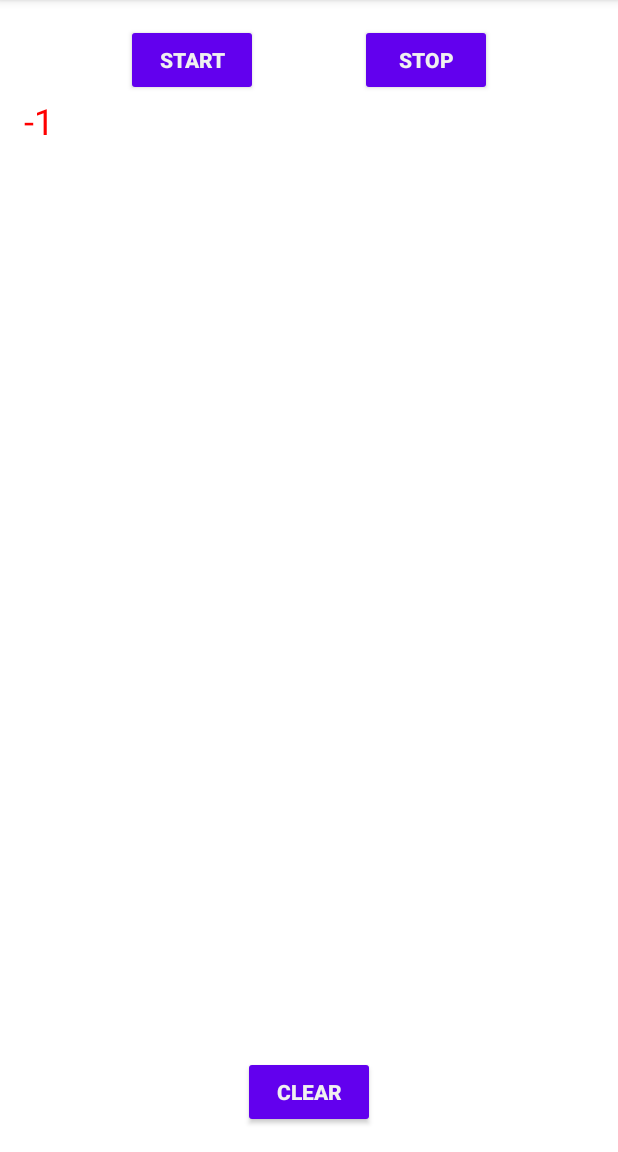
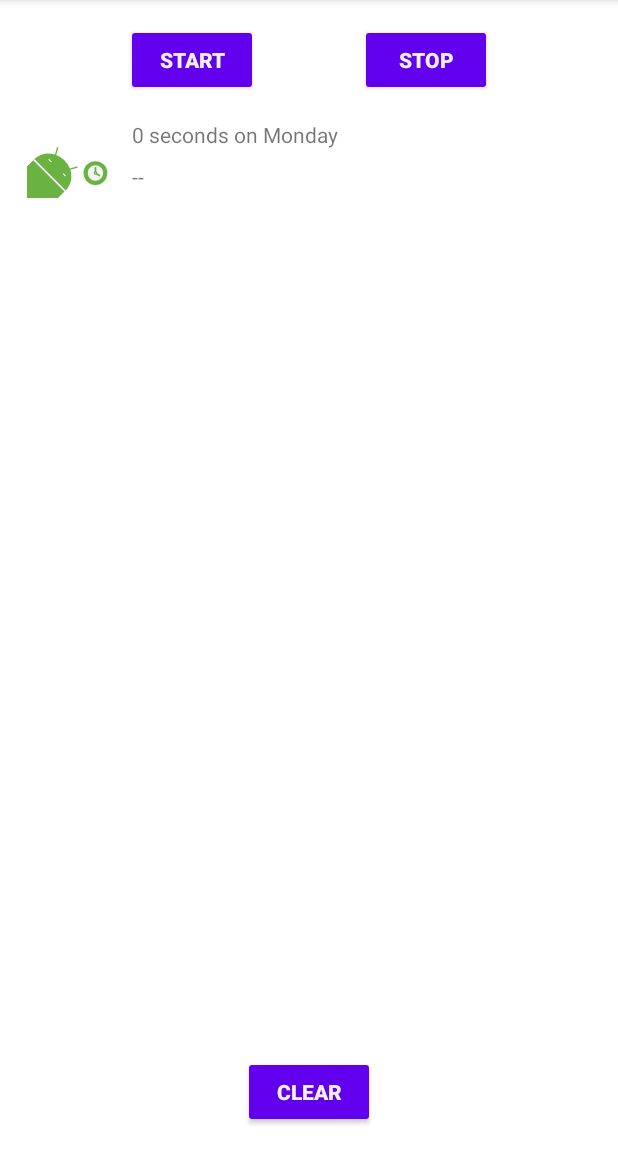
Before and after one commit to artem-inkaz/AndroidKotlinFundamentals, an Android app: the screen it shows after launch (MainActivity), after a tap on "START", on a phone screen of 412 x 824 dp, the part 84-1236 px from its top. Run offline under Robolectric (Android 15) with nearby library versions, the phone set to English and light mode, and no system bars; our stand-ins replace Room's generated code, Timber, data binding; Roboto replaces fonts that are not available here; 3 statements that could not run were skipped.

Commit message:
[ADDED]   Use the ViewHolder in SleepNightAdapter

```diff
--- a/app/src/main/java/com/example/androidkotlinfundamentals/Util.kt
+++ b/app/src/main/java/com/example/androidkotlinfundamentals/Util.kt
@@ -25,28 +25,30 @@ import androidx.core.text.HtmlCompat
 import androidx.recyclerview.widget.RecyclerView
 import com.example.androidkotlinfundamentals.database.SleepNight
 import java.text.SimpleDateFormat
+import java.util.*
+import java.util.concurrent.TimeUnit
 
-//private val ONE_MINUTE_MILLIS = TimeUnit.MILLISECONDS.convert(1, TimeUnit.MINUTES)
-//private val ONE_HOUR_MILLIS = TimeUnit.MILLISECONDS.convert(1, TimeUnit.HOURS)
+private val ONE_MINUTE_MILLIS = TimeUnit.MILLISECONDS.convert(1, TimeUnit.MINUTES)
+private val ONE_HOUR_MILLIS = TimeUnit.MILLISECONDS.convert(1, TimeUnit.HOURS)
 
-//fun convertDurationToFormatted(startTimeMilli: Long, endTimeMilli: Long, res: Resources): String {
-//    val durationMilli = endTimeMilli - startTimeMilli
-//    val weekdayString = SimpleDateFormat("EEEE", Locale.getDefault()).format(startTimeMilli)
-//    return when {
-//        durationMilli < ONE_MINUTE_MILLIS -> {
-//            val seconds = TimeUnit.SECONDS.convert(durationMilli, TimeUnit.MILLISECONDS)
-//            res.getString(R.string.seconds_length, seconds, weekdayString)
-//        }
-//        durationMilli < ONE_HOUR_MILLIS -> {
-//            val minutes = TimeUnit.MINUTES.convert(durationMilli, TimeUnit.MILLISECONDS)
-//            res.getString(R.string.minutes_length, minutes, weekdayString)
-//        }
-//        else -> {
-//            val hours = TimeUnit.HOURS.convert(durationMilli, TimeUnit.MILLISECONDS)
-//            res.getString(R.string.hours_length, hours, weekdayString)
-//        }
-//    }
-//}
+fun convertDurationToFormatted(startTimeMilli: Long, endTimeMilli: Long, res: Resources): String {
+    val durationMilli = endTimeMilli - startTimeMilli
+    val weekdayString = SimpleDateFormat("EEEE", Locale.getDefault()).format(startTimeMilli)
+    return when {
+        durationMilli < ONE_MINUTE_MILLIS -> {
+            val seconds = TimeUnit.SECONDS.convert(durationMilli, TimeUnit.MILLISECONDS)
+            res.getString(R.string.seconds_length, seconds, weekdayString)
+        }
+        durationMilli < ONE_HOUR_MILLIS -> {
+            val minutes = TimeUnit.MINUTES.convert(durationMilli, TimeUnit.MILLISECONDS)
+            res.getString(R.string.minutes_length, minutes, weekdayString)
+        }
+        else -> {
+            val hours = TimeUnit.HOURS.convert(durationMilli, TimeUnit.MILLISECONDS)
+            res.getString(R.string.hours_length, hours, weekdayString)
+        }
+    }
+}
 
 /**
  * These functions create a formatted string that can be set in a TextView.
--- a/app/src/main/java/com/example/androidkotlinfundamentals/sleeptracker/SleepNightAdapter.kt
+++ b/app/src/main/java/com/example/androidkotlinfundamentals/sleeptracker/SleepNightAdapter.kt
@@ -9,9 +9,11 @@ import android.widget.TextView
 import androidx.recyclerview.widget.RecyclerView
 import com.example.androidkotlinfundamentals.R
 import com.example.androidkotlinfundamentals.TextItemViewHolder
+import com.example.androidkotlinfundamentals.convertDurationToFormatted
+import com.example.androidkotlinfundamentals.convertNumericQualityToString
 import com.example.androidkotlinfundamentals.database.SleepNight
 
-class SleepNightAdapter: RecyclerView.Adapter<TextItemViewHolder>(){
+class SleepNightAdapter: RecyclerView.Adapter<SleepNightAdapter.ViewHolder>(){
         var data = listOf<SleepNight>()
    // To tell the RecyclerView when the data that it's displaying has changed,
    // add a custom setter to the data variable that's at the top of the SleepNightAdapter class.
@@ -30,37 +32,40 @@ class SleepNightAdapter: RecyclerView.Adapter<TextItemViewHolder>(){
    // in the same RecyclerView. For example, if you put a list of text views, an image,
    // and a video all in the same RecyclerView, the onCreateViewHolder() function would need
    // to know what type of view to use.
-    override fun onCreateViewHolder(parent: ViewGroup, viewType: Int): TextItemViewHolder {
+    override fun onCreateViewHolder(parent: ViewGroup, viewType: Int): ViewHolder {
        // create an instance of LayoutInflater.
        val layoutInflater = LayoutInflater.from(parent.context)
        // create the view by asking the layoutinflater to inflate it
        val view =layoutInflater
-           .inflate(R.layout.text_item_view,parent,false) as TextView
+           .inflate(R.layout.list_item_sleep_night,parent,false)
        // return a TextItemViewHolder made with view
-       return  TextItemViewHolder(view)
+       return  ViewHolder(view)
     }
     // function is called by RecyclerView to display the data for one list item
     // at the specified position. So the onBindViewHolder() method takes two arguments:
     // a view holder, and a position of the data to bind.
     // For this app, the holder is the TextItemViewHolder, and the position is the position
     // in the list.
-    override fun onBindViewHolder(holder: TextItemViewHolder, position: Int) {
+    override fun onBindViewHolder(holder: ViewHolder, position: Int) {
         val item = data[position]
-        // This code displays only a list of numbers, but this simple example lets you see
-        // how the adapter gets the data into the view holder and onto the screen.
-        holder.textView.text = item.sleepQuality.toString()
-        // set the text color to red in view holders that hold quality ratings that are less than or equal to 1 and represent poor sleep.
-        if (item.sleepQuality <= 1) {
-            holder.textView.setTextColor(Color.RED)
-        } else {
-            holder.textView.setTextColor(Color.BLACK)
-        }
+        val res = holder.itemView.context.resources
+        holder.sleepLength.text = convertDurationToFormatted(item.startTimeMilli, item.endTimeMilli,res)
+        holder.quality.text = convertNumericQualityToString(item.sleepQuality, res)
+
+        holder .qualityImage.setImageResource(when (item.sleepQuality){
+            0 -> R.drawable.ic_sleep_0
+            1 -> R.drawable.ic_sleep_1
+            2 -> R.drawable.ic_sleep_2
+            3 -> R.drawable.ic_sleep_3
+            4 -> R.drawable.ic_sleep_4
+            5 -> R.drawable.ic_sleep_5
+            else -> R.drawable.ic_sleep_active
+        })
     }
     // o return the size of the list of sleep nights in data.
     // The RecyclerView needs to know how many items the adapter has for it to display,
     // and it does that by calling getItemCount()
     override fun getItemCount() = data.size
-}
 
     class ViewHolder(itemView: View) : RecyclerView.ViewHolder(itemView){
         // get references to the views. You need a reference to the views that this ViewHolder will update.
@@ -71,3 +76,4 @@ class ViewHolder(itemView: View) : RecyclerView.ViewHolder(itemView){
         val qualityImage: ImageView = itemView.findViewById(R.id.quality_image)
 
     }
+}
--- a/app/src/main/res/values/strings.xml
+++ b/app/src/main/res/values/strings.xml
@@ -35,4 +35,8 @@
 
     <!-- Toast to play after Clear button has been pressed -->
     <string name="cleared_message">All your data is gone forever.</string>
+
+    <string name="minutes_length">%d minutes on %s</string>
+    <string name="hours_length">%d hours on %s</string>
+    <string name="seconds_length">%d seconds on %s</string>
 </resources>
```
Lines whose indentation alone changed are shown as unchanged.
